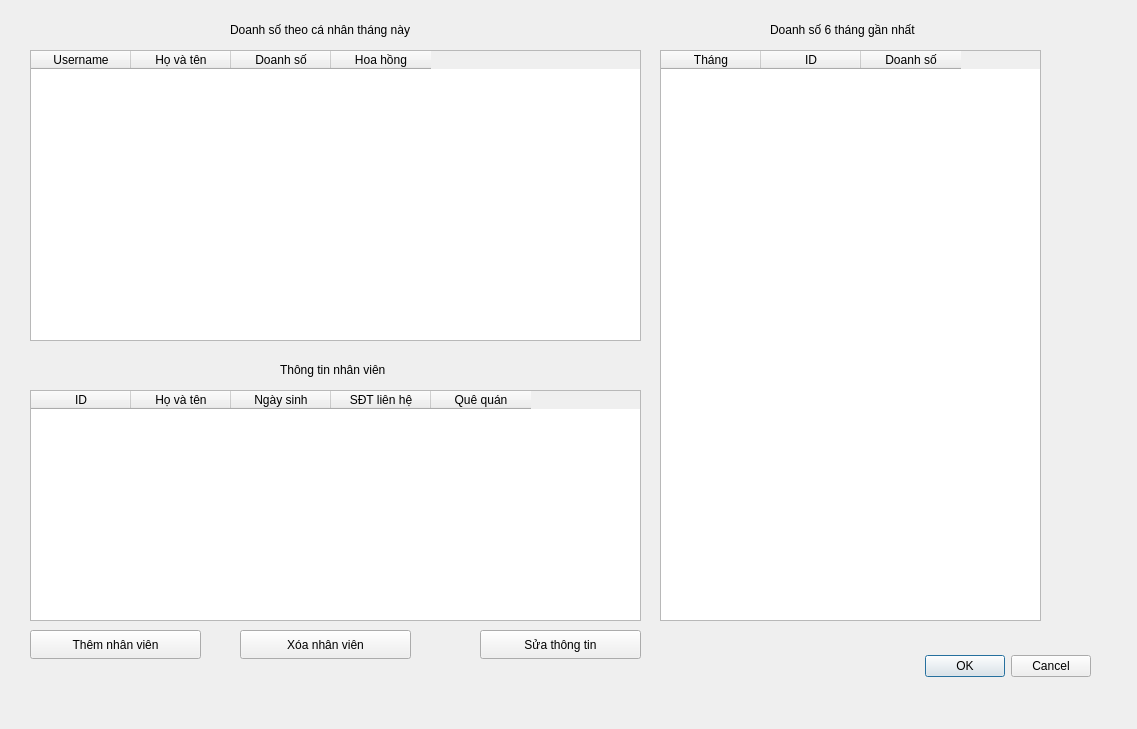
Old version of the form employeeswindow.ui in the repository suofujita/nekolibro.
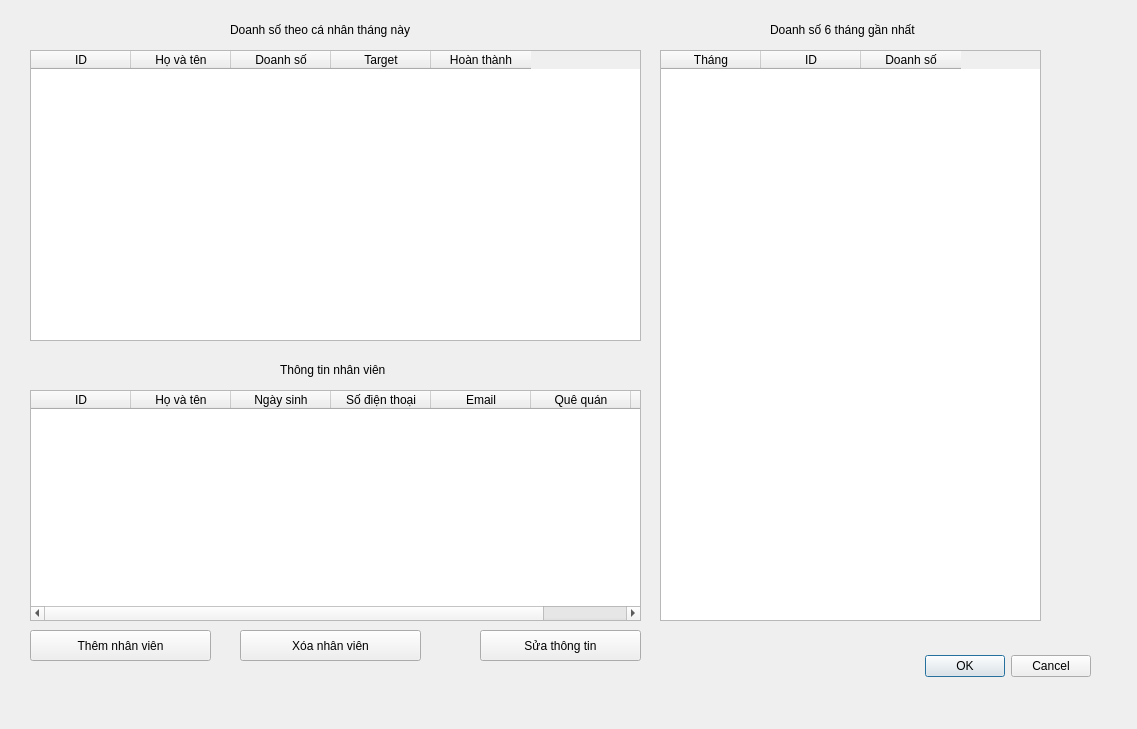
New version of the form.

The edit to the form file:
```diff
--- a/employeeswindow.ui
+++ b/employeeswindow.ui
@@ -35,7 +35,7 @@
      <x>480</x>
      <y>630</y>
      <width>161</width>
-     <height>29</height>
+     <height>31</height>
     </rect>
    </property>
    <property name="text">
@@ -47,8 +47,8 @@
     <rect>
      <x>30</x>
      <y>630</y>
-     <width>171</width>
-     <height>29</height>
+     <width>181</width>
+     <height>31</height>
     </rect>
    </property>
    <property name="text">
@@ -60,8 +60,8 @@
     <rect>
      <x>240</x>
      <y>630</y>
-     <width>171</width>
-     <height>29</height>
+     <width>181</width>
+     <height>31</height>
     </rect>
    </property>
    <property name="text">
@@ -145,7 +145,12 @@
    </column>
    <column>
     <property name="text">
-     <string>SĐT liên hệ</string>
+     <string>Số điện thoại</string>
+    </property>
+   </column>
+   <column>
+    <property name="text">
+     <string>Email</string>
     </property>
    </column>
    <column>
@@ -153,6 +158,11 @@
      <string>Quê quán</string>
     </property>
    </column>
+   <column>
+    <property name="text">
+     <string>Phân quyền</string>
+    </property>
+   </column>
   </widget>
   <widget class="QTableWidget" name="tableWidget">
    <property name="geometry">
@@ -165,7 +175,7 @@
    </property>
    <column>
     <property name="text">
-     <string>Username</string>
+     <string>ID</string>
     </property>
    </column>
    <column>
@@ -180,7 +190,12 @@
    </column>
    <column>
     <property name="text">
-     <string>Hoa hồng</string>
+     <string>Target</string>
+    </property>
+   </column>
+   <column>
+    <property name="text">
+     <string>Hoàn thành</string>
     </property>
    </column>
   </widget>
```
